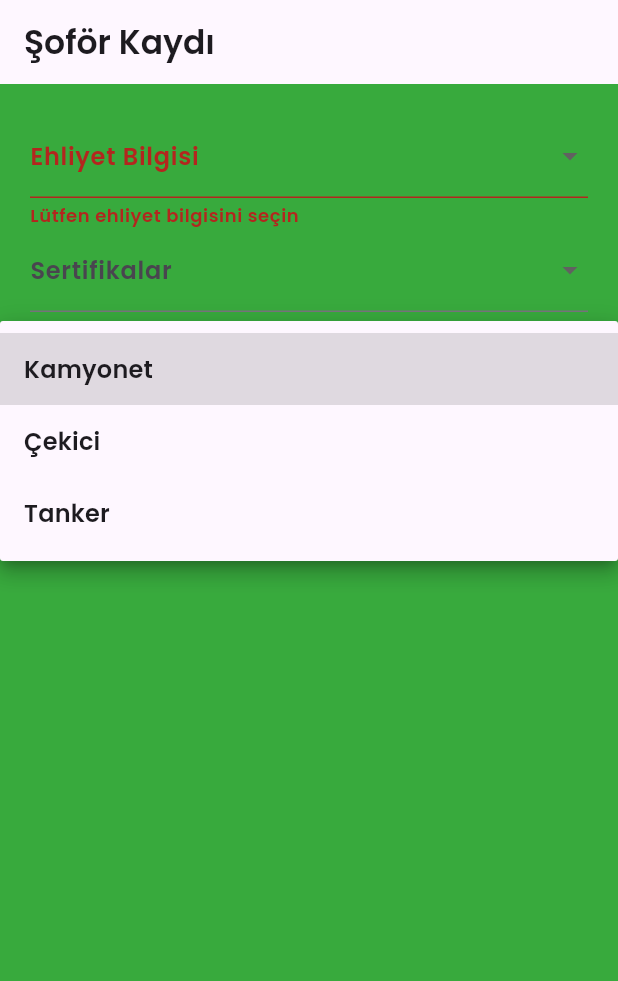
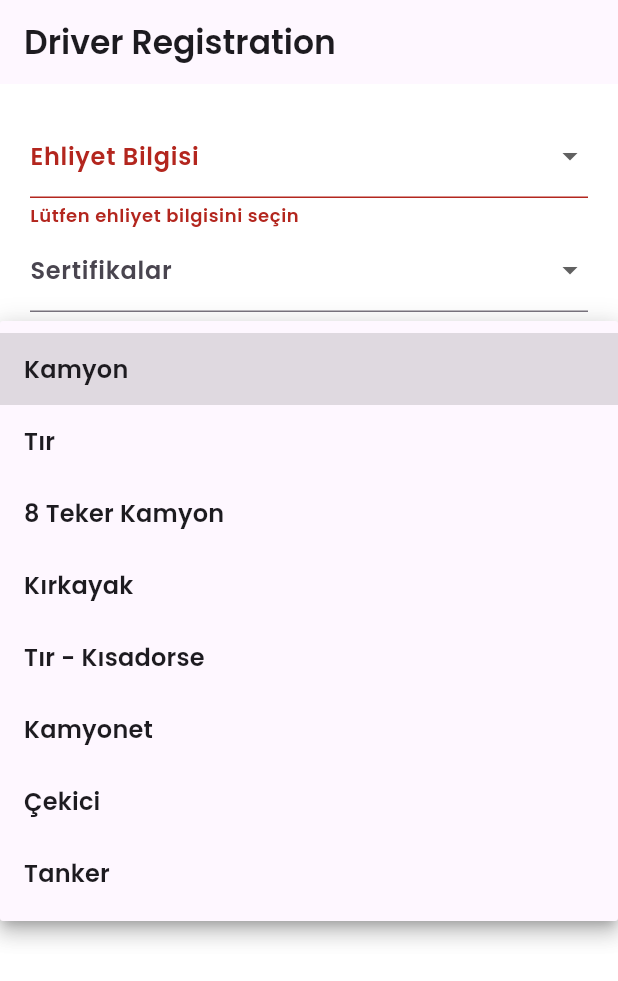
Before and after one commit to ozcann159/LojistikApp, a Flutter app: the DriverRegistrationPage screen opened directly, after a tap on "Kaydet", after a tap on "Kamyon Tipi", on a phone screen of 412 x 824 dp. Shown: the top 981 px of the screen. Run offline on Flutter 3.47's test engine with Material 3 defaults, Android fonts, the phone set to English and light mode, and no system bars; our stand-ins replace bloc, cloud_firestore, equatable, firebase_auth, firebase_core, firebase_database and 1 more; accounts and stored records are empty.

Commit message:
pages edit

```diff
--- a/lib/Pages/driver_register.dart
+++ b/lib/Pages/driver_register.dart
@@ -13,11 +13,14 @@ class _DriverRegistrationPageState extends State<DriverRegistrationPage> {
   final _formKey = GlobalKey<FormState>();
   final _firebaseService = FirebaseService();
 
-
-
+  String? _carPlate;
+  String? _vehicleBrand;
+  String? _caseType;
   String? _selectedLicense;
   String? _selectedCertification;
   String? _selectedTruckOptions;
+
+  bool _isLoading = false;
 
   List<String> licenseOptions = [
     'Ehliyet A',
@@ -35,6 +38,11 @@ class _DriverRegistrationPageState extends State<DriverRegistrationPage> {
   ];
 
   List<String> truckOptions = [
+    'Kamyon',
+    'Tır',
+    '8 Teker Kamyon',
+    'Kırkayak',
+    'Tır - Kısadorse',
     'Kamyonet',
     'Çekici',
     'Tanker',
@@ -42,15 +50,22 @@ class _DriverRegistrationPageState extends State<DriverRegistrationPage> {
 
   Future<void> _saveDate() async {
     if (_formKey.currentState!.validate()) {
+      setState(() {
+        _isLoading = true;
+      });
+
       String license = _selectedLicense!;
       String certification = _selectedCertification!;
       String truckType = _selectedTruckOptions!;
+      String carPlate = _carPlate!;
 
       try {
         await _firebaseService.saveDriverData(
           certification: certification,
           truckType: truckType,
-            license: license);
+          license: license,
+          carPlate: carPlate,
+        );
         ScaffoldMessenger.of(context).showSnackBar(
           const SnackBar(
             content: Text('Şoför kaydı başarıyla tamamlandı'),
@@ -64,6 +79,10 @@ class _DriverRegistrationPageState extends State<DriverRegistrationPage> {
         ScaffoldMessenger.of(context).showSnackBar(SnackBar(
           content: Text("Şoför kaydı başarısız oldu: $e"),
         ));
+      } finally {
+        setState(() {
+          _isLoading = false;
+        });
       }
     }
   }
@@ -72,10 +91,12 @@ class _DriverRegistrationPageState extends State<DriverRegistrationPage> {
   Widget build(BuildContext context) {
     return Scaffold(
       appBar: AppBar(
-        title: Text('Şoför Kaydı'),
+        title: Text('Driver Registration'),
       ),
-      body: SingleChildScrollView(
-        padding: EdgeInsets.all(20.0),
+      body: Container(
+        margin: EdgeInsets.only(top: 20.0),
+        child: SingleChildScrollView(
+          padding: EdgeInsets.symmetric(horizontal: 20.0),
           child: Form(
             key: _formKey,
             child: Column(
@@ -94,7 +115,7 @@ class _DriverRegistrationPageState extends State<DriverRegistrationPage> {
                       _selectedLicense = newValue;
                     });
                   },
-                decoration: InputDecoration(
+                  decoration: const InputDecoration(
                     labelText: 'Ehliyet Bilgisi',
                   ),
                   validator: (value) {
@@ -134,7 +155,9 @@ class _DriverRegistrationPageState extends State<DriverRegistrationPage> {
                       _selectedTruckOptions = newValue;
                     });
                   },
-                decoration: InputDecoration(labelText: 'Kamyon Tipi'),
+                  decoration: InputDecoration(
+                    labelText: 'Kamyon Tipi',
+                  ),
                   validator: (value) {
                     if (value == null || value.isEmpty) {
                       return 'Lütfen Kamyon Tipini Seçin';
@@ -142,8 +165,25 @@ class _DriverRegistrationPageState extends State<DriverRegistrationPage> {
                     return null;
                   },
                 ),
+                TextFormField(
+                  decoration: InputDecoration(
+                    labelText: 'Araç Plakası',
+                  ),
+                  onChanged: (value) {
+                    _carPlate = value;
+                  },
+                  validator: (value) {
+                    if (value == null || value.isEmpty) {
+                      return 'Lütfen araç plakasını giriniz';
+                    }
+                    return null;
+                  },
+                ),
                 SizedBox(height: 20.0),
-              ElevatedButton(
+                Center(
+                  child: _isLoading
+                      ? CircularProgressIndicator()
+                      : ElevatedButton(
                           onPressed: () {
                             if (_formKey.currentState!.validate()) {
                               _saveDate();
@@ -151,7 +191,9 @@ class _DriverRegistrationPageState extends State<DriverRegistrationPage> {
                           },
                           child: Text('Kaydet'),
                         ),
+                ),
               ],
+            ),
           ),
         ),
       ),
--- a/lib/Pages/signup_page.dart
+++ b/lib/Pages/signup_page.dart
@@ -76,7 +76,7 @@ class _SignupPageState extends State<SignupPage> {
                       userType = newValue!;
                     });
                   },
-                  items: <String>['Şoför', 'Yük İlanı Veren']
+                  items: <String>['Driver', 'Shipper']
                       .map<DropdownMenuItem<String>>((String value) {
                     return DropdownMenuItem<String>(
                       value: value,
@@ -99,7 +99,6 @@ class _SignupPageState extends State<SignupPage> {
                             .createUserWithEmailAndPassword(
                           email: emailController.text,
                           password: passwordController.text,
-
                         );
 
                         // Save user type to Firestore
@@ -113,14 +112,13 @@ class _SignupPageState extends State<SignupPage> {
                           'userType': userType,
                         });
 
-
-                        if (userType == 'Şoför') {
+                        if (userType == 'Driver') {
                           Navigator.pushReplacement(
                             context,
                             MaterialPageRoute(
                                 builder: (context) => DriverRegistrationPage()),
                           );
-                        } else if (userType == 'Yük İlanı Veren') {
+                        } else if (userType == 'Shipper') {
                           Navigator.pushReplacement(
                             context,
                             MaterialPageRoute(
@@ -138,7 +136,6 @@ class _SignupPageState extends State<SignupPage> {
                       }
                     }
                   },
-
                   child: Text('Kayıt Ol'),
                 ),
               ],
--- a/lib/main.dart
+++ b/lib/main.dart
@@ -1,7 +1,7 @@
 import 'package:firebase_core/firebase_core.dart';
 import 'package:flutter/material.dart';
 import 'package:flutter_bloc/flutter_bloc.dart';
-import 'package:loadspotter/Pages/splash_page.dart';
+import 'package:loadspotter/Pages/driver_register.dart';
 import 'package:loadspotter/blocs/load/load_bloc.dart';
 import 'package:loadspotter/blocs/offer/offer_bloc.dart';
 import 'package:loadspotter/blocs/userController/user_controller_bloc.dart';
@@ -47,13 +47,13 @@ class MyApp extends StatelessWidget {
           theme: ThemeData(
             fontFamily: "Poppins",
             primaryColor: Color.fromARGB(255, 61, 103, 175),
-            scaffoldBackgroundColor: const Color.fromARGB(255, 56, 170, 61),
+            scaffoldBackgroundColor: Colors.white,
             textTheme: const TextTheme(
               bodySmall: TextStyle(color: textColor),
               bodyMedium: TextStyle(color: textColor),
             ),
           ),
-          home: SplashPage()),
+          home: DriverRegistrationPage()),
     );
   }
 }
```
Also changed, not shown: lib/Pages/home_page.dart (+73 -57 lines), lib/Pages/homee_page.dart (added, +67 -0 lines), lib/Pages/login_page.dart (+39 -73 lines), lib/Pages/splash_page.dart (deleted, +0 -77 lines), lib/repositories/firestore_services.dart (+10 -8 lines). Lines whose indentation alone changed are shown as unchanged.
